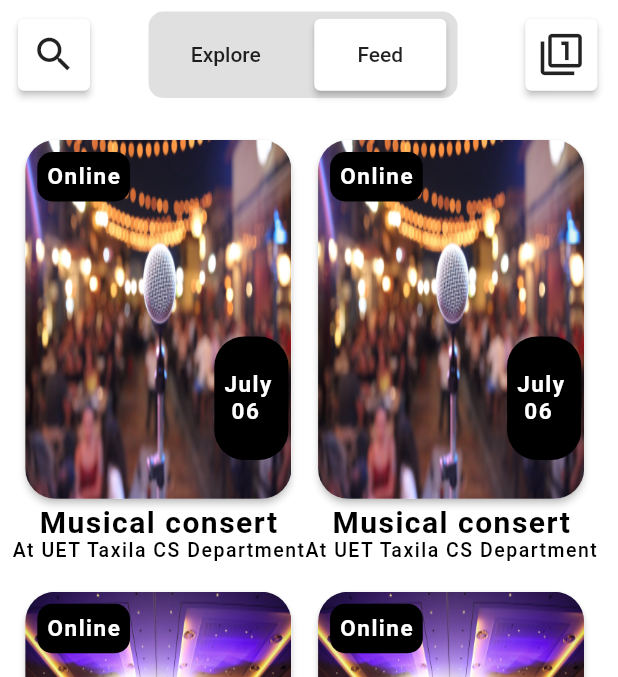
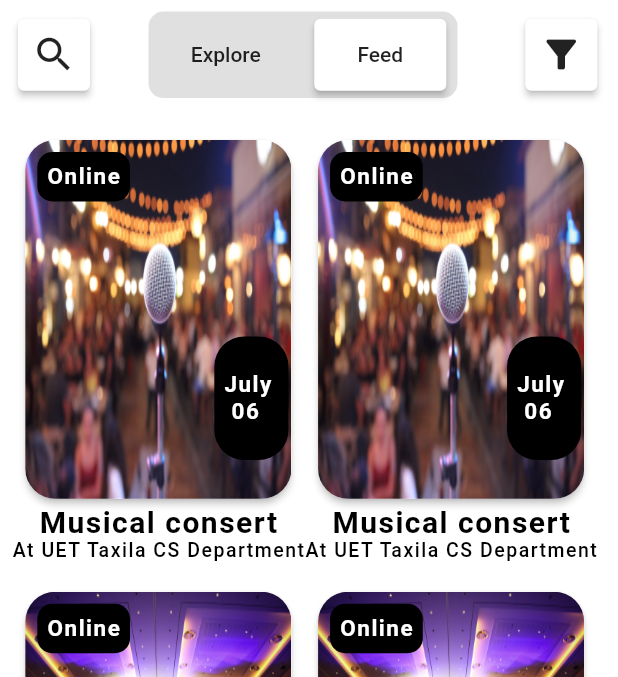
Before and after one commit to qasimsiddiqui/events_app, a Flutter app: the HomePage screen opened directly, on a phone screen of 412 x 824 dp, the part 68-745 px from its top. Run offline on Flutter 3.47's test engine with Material 2 defaults, Android fonts, the phone set to English and light mode, and no system bars; our stand-ins replace firebase_core, flutter_spinkit, google_fonts; accounts and stored records are empty; statements that could not run were skipped.

Commit message:
Update homePage.dart

```diff
--- a/lib/screens/homePage.dart
+++ b/lib/screens/homePage.dart
@@ -107,7 +107,7 @@ class _HomePageState extends State<HomePage> {
                       child: IconButton(
                           onPressed: () {},
                           icon: Icon(
-                            Icons.filter_1,
+                            Icons.filter_alt,
                             size: 30,
                           )),
                     ),
```
